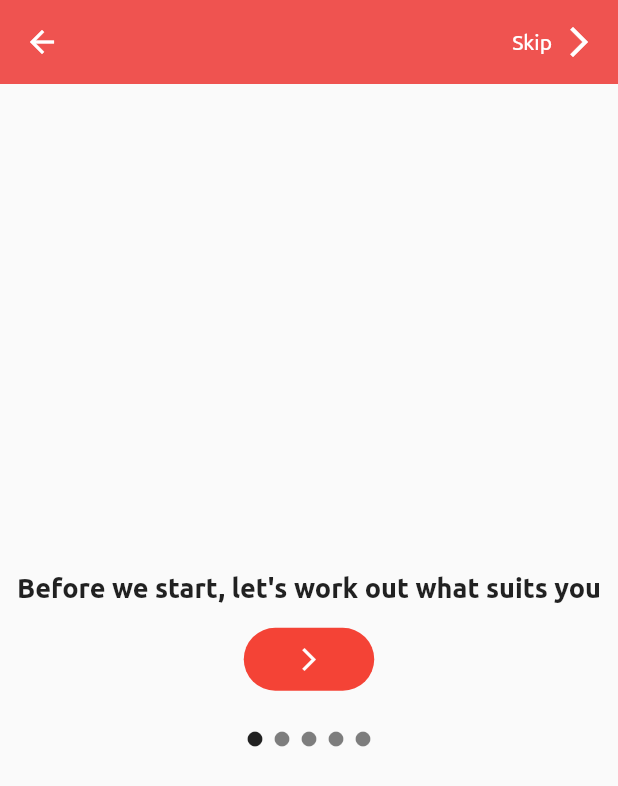
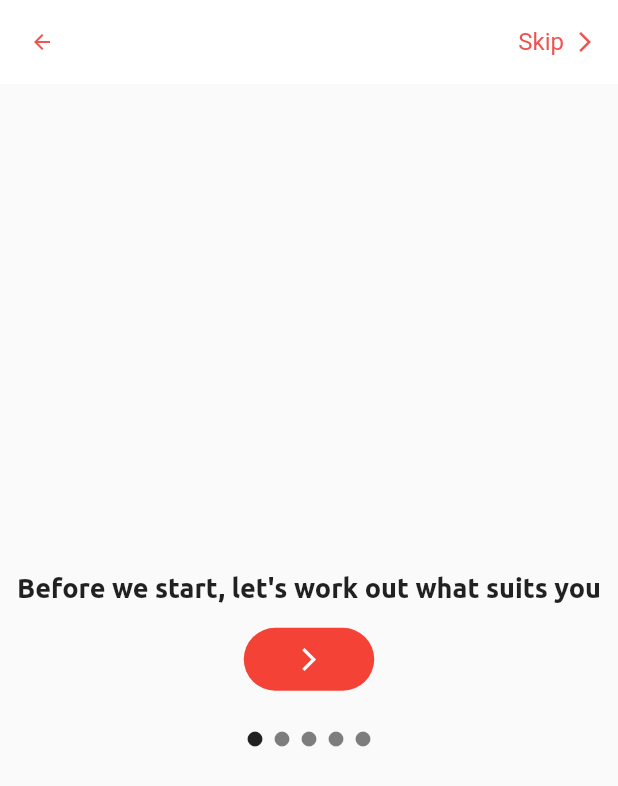
Before and after one commit to william-herring/wave, a Flutter app: the SetupView screen opened by its route, on a phone screen of 412 x 824 dp. Shown: the top 786 px of the screen. Run offline on Flutter 3.47's test engine with Material 2 defaults, Android fonts, the phone set to English and light mode, and no system bars; our stand-ins replace flutter_secure_storage; accounts and stored records are empty; project files that could hold a hidden picture were left out.

Commit message:
Started theme selection page

```diff
--- a/client/lib/main.dart
+++ b/client/lib/main.dart
@@ -17,6 +17,13 @@ class App extends StatelessWidget {
       theme: ThemeData(
         fontFamily: 'Ubuntu',
         primaryColor: Colors.white,
+        appBarTheme: AppBarTheme(
+            backgroundColor: Colors.white,
+            elevation: 0,
+            toolbarTextStyle: TextStyle(fontSize: 16, color: Colors.red[400]),
+            iconTheme: IconThemeData(size: 16, color: Colors.red[400]),
+            foregroundColor: Colors.red[400]
+        ),
         inputDecorationTheme: InputDecorationTheme(
           border: OutlineInputBorder(
             borderRadius: BorderRadius.circular(16.0),
--- a/client/lib/screens/setup_view.dart
+++ b/client/lib/screens/setup_view.dart
@@ -80,8 +80,24 @@ class _SetupViewState extends State<SetupView> {
                 ),
                 Column(
                   mainAxisAlignment: MainAxisAlignment.center,
-                  children: const [
-                    Text('2', textAlign: TextAlign.center),
+                  children: [
+                    const Text('Theme', style: TextStyle(fontWeight: FontWeight.bold, fontSize: 18), textAlign: TextAlign.center),
+                    const SizedBox(height: 16.0),
+                    Row(
+                      mainAxisAlignment: MainAxisAlignment.center,
+                      children: [
+                        Image.asset('assets/images/lightdeviceframe.png', scale: 9),
+                        Container(
+                          color: const Color.fromRGBO(12, 17, 28, 1),
+                          child: const Padding(
+                            padding: EdgeInsets.all(8.0),
+                            child: Center(
+                              child: Text('Lorem ipsum', style: TextStyle(color: Colors.white)),
+                            ),
+                          ),
+                        )
+                      ],
+                    )
                   ],
                 ),
                 Column(
--- a/client/pubspec.yaml
+++ b/client/pubspec.yaml
@@ -48,3 +48,4 @@ flutter:
 
   assets:
     - assets/images/logo.png
+    - assets/images/lightdeviceframe.png
```
Also changed, not shown: client/assets/images/lightdeviceframe.png (added), 1 other file.
